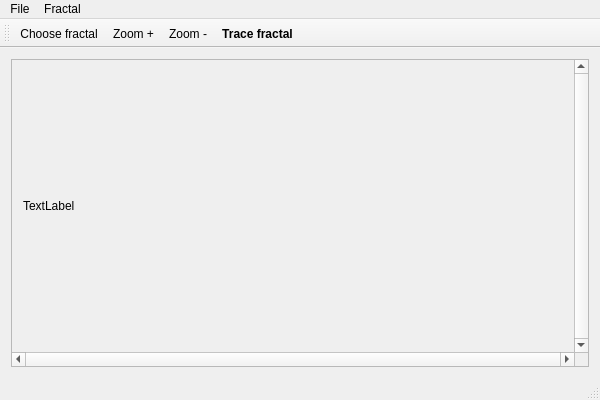
Above: Fractals/Fractals.ui from Iscandel/QtFractal before the change. Below: the same form after it.
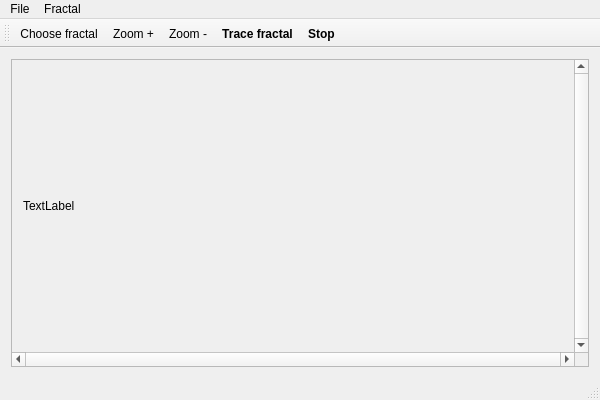
That is the form after the change. Custom widgets are drawn as their Qt base class.

Patch:
```diff
--- a/Fractals/Fractals.ui
+++ b/Fractals/Fractals.ui
@@ -91,6 +91,7 @@
    <addaction name="actionZoomPlus"/>
    <addaction name="actionZoomMinus"/>
    <addaction name="actionTrace_fractal"/>
+   <addaction name="actionStop"/>
   </widget>
   <widget class="QStatusBar" name="statusBar"/>
   <action name="actionSave_image">
@@ -129,6 +130,17 @@
     </font>
    </property>
   </action>
+  <action name="actionStop">
+   <property name="text">
+    <string>Stop</string>
+   </property>
+   <property name="font">
+    <font>
+     <weight>75</weight>
+     <bold>true</bold>
+    </font>
+   </property>
+  </action>
  </widget>
  <layoutdefault spacing="6" margin="11"/>
  <customwidgets>
```
